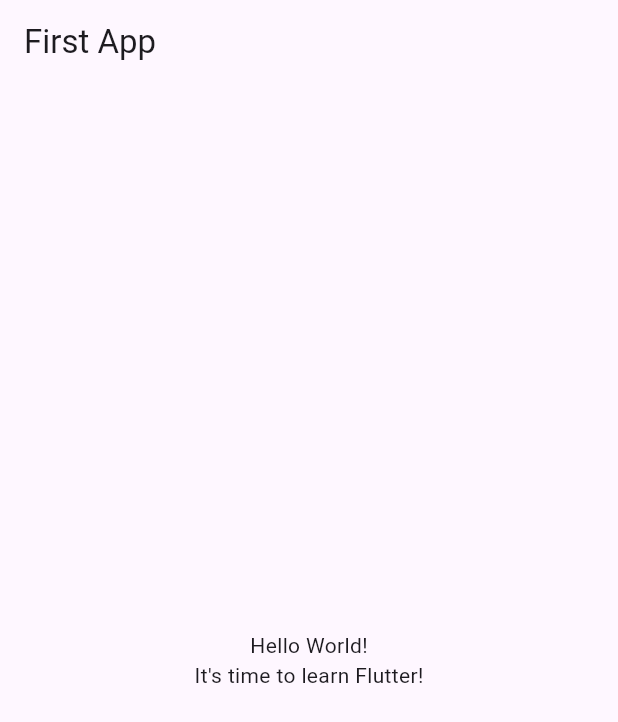
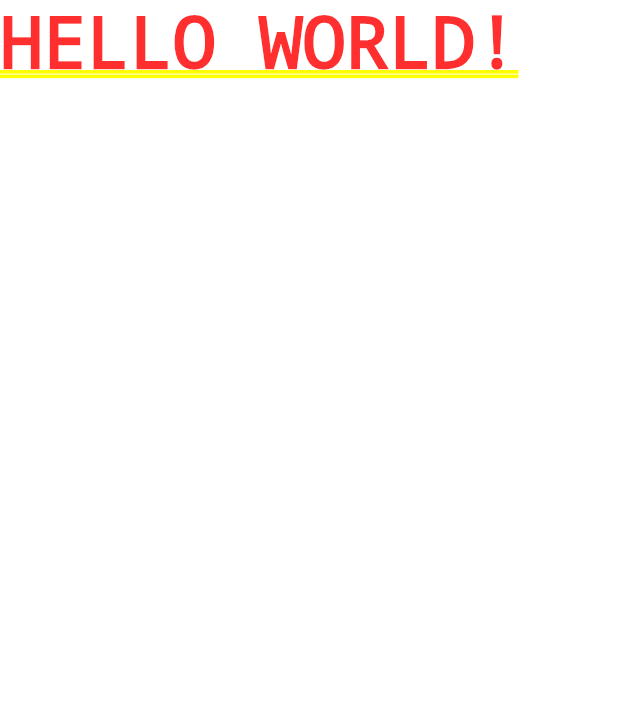
Before and after one commit to ambuj-1999/Flutter-projects, a Flutter app: the screen it shows after launch, on a phone screen of 412 x 824 dp. Shown: the top 722 px of the screen. Run offline on Flutter 3.47's test engine with Material 3 defaults, Android fonts, the phone set to English and light mode, and no system bars.

Commit message:
updated app 28-11-2023

```diff
--- a/first_app/lib/main.dart
+++ b/first_app/lib/main.dart
@@ -1,39 +1,5 @@
-// ignore_for_file: prefer_const_constructors
-
 import 'package:flutter/material.dart';
 
-void main() {
-  runApp(const MyApp());
+void main(){
+  runApp(MaterialApp(home: Text('HELLO WORLD!')));
 }
-
-class MyApp extends StatelessWidget {
-  const MyApp({super.key});
-
-  @override
-  Widget build(BuildContext context) {
-    return MaterialApp(
-      title: 'Flutter Demo',
-      theme: ThemeData(
-        primarySwatch: Colors.blue,
-      ),
-      home: Scaffold(
-        appBar: AppBar(
-          title: const Text('First App'),
-        ),
-        body: Center(
-          child: Column(
-            mainAxisAlignment: MainAxisAlignment.center,
-            children: const [
-              Text(
-                'Hello World!',
-              ),
-              Text(
-                'It\'s time to learn Flutter!',
-              ),
-            ],
-          ),
-        ),
-      ),
-    );
-  }
-}
```
